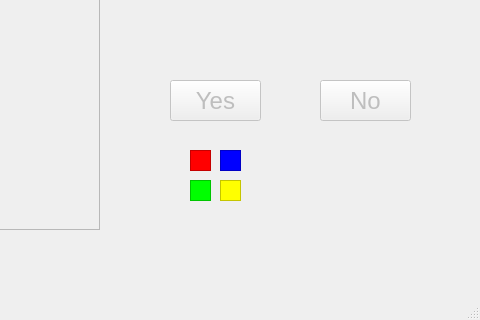
Before: the Qt Designer form TrialM/mainwindow.ui in Shievani/Monopoly_Prototype, drawn with Qt 5; both pictures show x 520 to 1000 and y 380 to 700 of the 1000 by 700 pixel window.
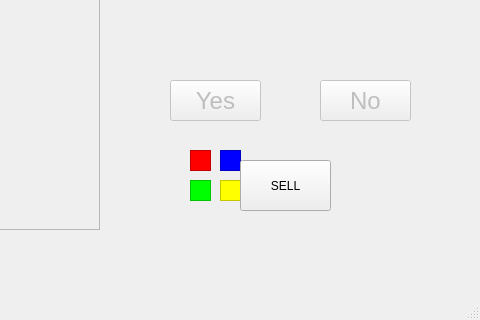
After: the same form once the commit is applied. Icons and pictures are not drawn.

Commit message: Adding sell owned cell fucntion

Patch:
```diff
--- a/TrialM/mainwindow.ui
+++ b/TrialM/mainwindow.ui
@@ -465,6 +465,32 @@
      <set>Qt::AlignCenter</set>
     </property>
    </widget>
+   <widget class="QLabel" name="passgo">
+    <property name="geometry">
+     <rect>
+      <x>660</x>
+      <y>289</y>
+      <width>301</width>
+      <height>21</height>
+     </rect>
+    </property>
+    <property name="text">
+     <string/>
+    </property>
+   </widget>
+   <widget class="QPushButton" name="sell">
+    <property name="geometry">
+     <rect>
+      <x>760</x>
+      <y>540</y>
+      <width>91</width>
+      <height>51</height>
+     </rect>
+    </property>
+    <property name="text">
+     <string>SELL</string>
+    </property>
+   </widget>
   </widget>
   <widget class="QStatusBar" name="statusBar"/>
  </widget>
```
The commit also changes 4 other files.
